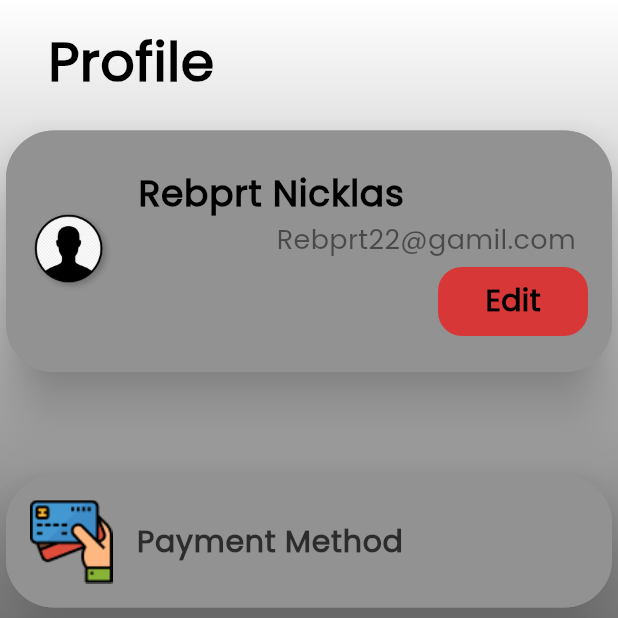
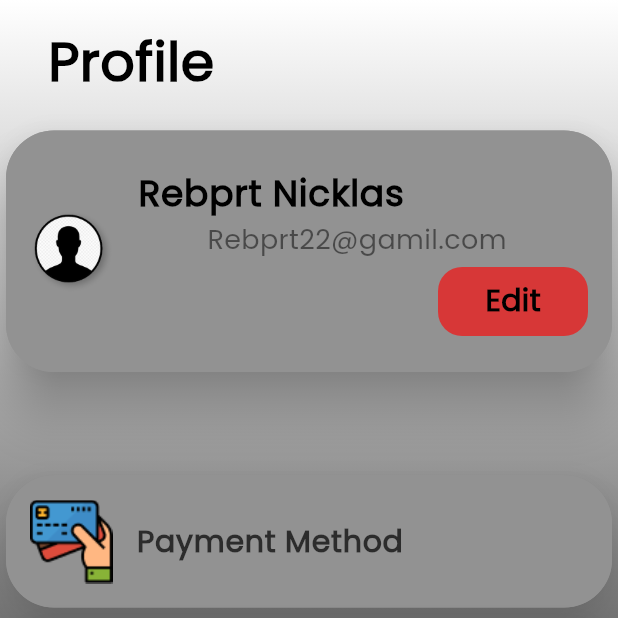
Before and after one commit to esraammosaad/watches-store, a Flutter app: the ProfileView screen opened directly, on a phone screen of 412 x 824 dp, the top half of it. Run offline on Flutter 3.47's test engine with Material 2 defaults, Android fonts, the phone set to English and light mode, and no system bars; our stand-ins replace flutter_bloc, flutter_rating_bar, font_awesome_flutter, smooth_page_indicator.

Commit message:
fixing email postion

```diff
--- a/lib/Features/home_page/presentation/views/widgets/profile_view_body.dart
+++ b/lib/Features/home_page/presentation/views/widgets/profile_view_body.dart
@@ -36,7 +36,6 @@ class ProfileViewBody extends StatelessWidget {
                   style: Styles.fontSize24.copyWith(color: Colors.black),
                 ),
                 subtitle: Column(
-                  crossAxisAlignment: CrossAxisAlignment.end,
                   children: [
                     Padding(
                       padding: const EdgeInsets.only(right: 8.0),
@@ -49,6 +48,9 @@ class ProfileViewBody extends StatelessWidget {
                     const SizedBox(
                       height: 5,
                     ),
+                    Row(
+                      mainAxisAlignment: MainAxisAlignment.end,
+                      children: [
                         Container(
                           width: 100,
                           height: 46,
@@ -61,6 +63,8 @@ class ProfileViewBody extends StatelessWidget {
                             "Edit",
                             style: Styles.fontSize20.copyWith(color: Colors.black),
                           )),
+                        ),
+                      ],
                     ),
                   ],
                 ),
```
Lines whose indentation alone changed are shown as unchanged.
